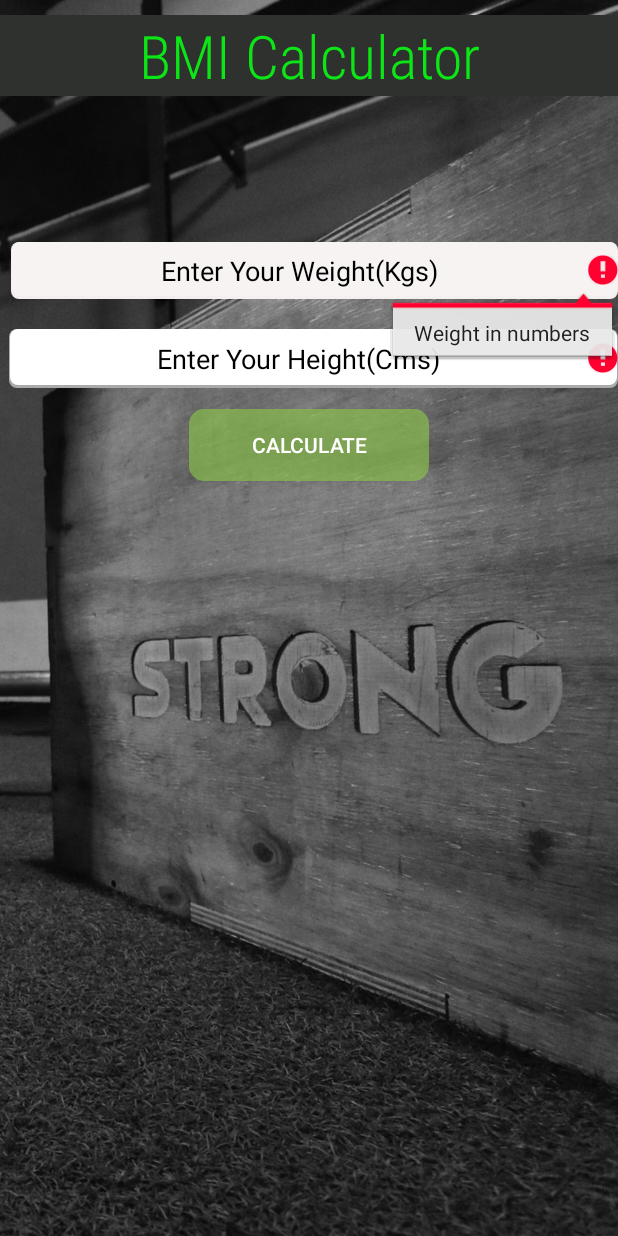
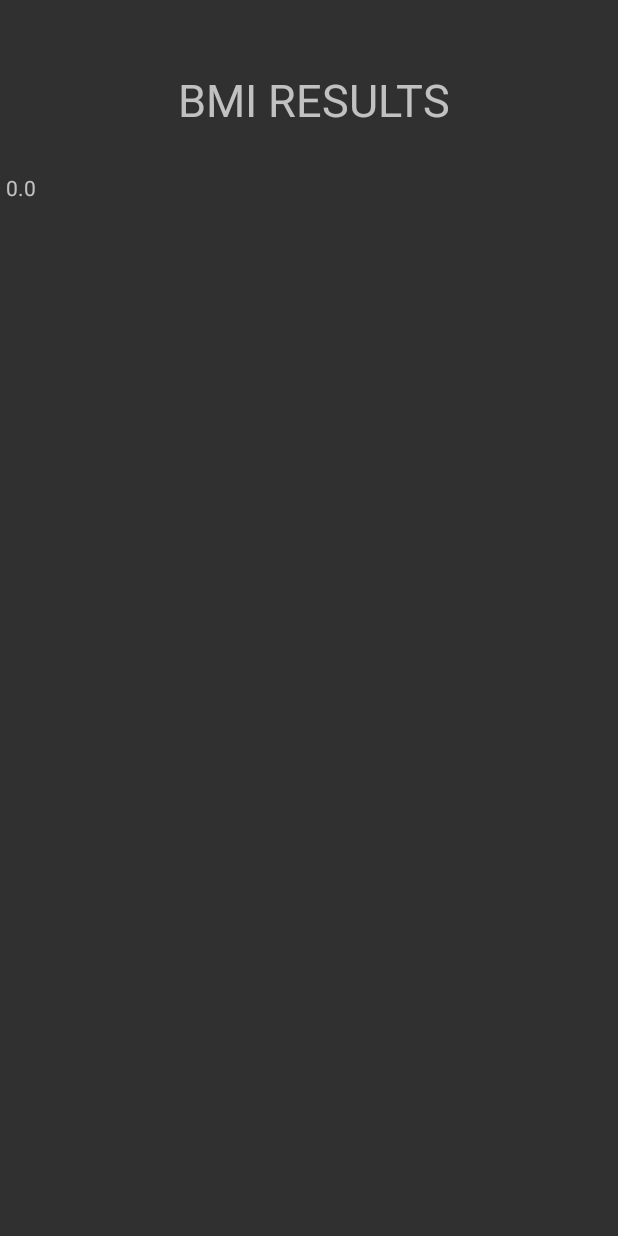
Before and after one commit to surajkamblesk/DailyOneAppChallenge, an Android app: the screen it shows after launch (MainActivity before the commit, ResultsActivity after it), after a tap on "CALCULATE", on a phone screen of 412 x 824 dp. Run offline under Robolectric (Android 15) with nearby library versions, the phone set to English and light mode, and no system bars; our stand-ins replace AdMob; Roboto replaces fonts that are not available here.

Commit message:
added second screen to show the results

```diff
--- a/BMI_Calculator/app/build.gradle
+++ b/BMI_Calculator/app/build.gradle
@@ -27,4 +27,5 @@ dependencies {
     implementation 'com.google.android.gms:play-services-ads:18.3.0'
     androidTestImplementation 'androidx.test.ext:junit:1.1.0'
     androidTestImplementation 'androidx.test.espresso:espresso-core:3.1.1'
+    implementation 'com.jjoe64:graphview:4.2.1'
 }
--- a/BMI_Calculator/app/src/main/AndroidManifest.xml
+++ b/BMI_Calculator/app/src/main/AndroidManifest.xml
@@ -8,9 +8,8 @@
         android:label="@string/app_name"
         android:roundIcon="@mipmap/ic_launcher_round"
         android:supportsRtl="true"
-
-
         android:theme="@style/Theme.AppCompat.NoActionBar">
+        <activity android:name=".ResultsActivity"></activity>
         <activity android:name=".MainActivity">
             <intent-filter>
                 <action android:name="android.intent.action.MAIN" />
@@ -19,11 +18,12 @@
             </intent-filter>
         </activity>
 
-    <meta-data
-        android:name="com.google.android.gms.ads.APPLICATION_ID"
-        android:value="ca-app-pub-6737376953304774~4022872192"/>
+        <meta-data
+            android:name="com.google.android.gms.ads.APPLICATION_ID"
+            android:value="ca-app-pub-6737376953304774~4022872192" />
         <meta-data
             android:name="preloaded_fonts"
             android:resource="@array/preloaded_fonts" />
     </application>
-    </manifest>
+
+</manifest>
--- a/BMI_Calculator/app/src/main/java/com/deepconnect/bmi_calculator/MainActivity.java
+++ b/BMI_Calculator/app/src/main/java/com/deepconnect/bmi_calculator/MainActivity.java
@@ -2,6 +2,7 @@ package com.deepconnect.bmi_calculator;
 
 import androidx.appcompat.app.AppCompatActivity;
 
+import android.content.Intent;
 import android.os.Bundle;
 import android.view.View;
 import android.widget.Button;
@@ -23,6 +24,7 @@ public class MainActivity extends AppCompatActivity {
     Button btn_Calculate;
     TextView result;
     String ans;
+    double bmi;
 
 
     @Override
@@ -36,7 +38,6 @@ public class MainActivity extends AppCompatActivity {
                 CalculateBMI();
             }
         });
-
 
 
         MobileAds.initialize(this, new OnInitializationCompleteListener() {
@@ -69,7 +70,7 @@ public class MainActivity extends AppCompatActivity {
             double cms_height = Double.parseDouble(height) / 100;
             double weight_double = Double.parseDouble(weight);
 
-            double bmi = (weight_double) / (cms_height * cms_height);
+            bmi = (weight_double) / (cms_height * cms_height);
 
 
             if (bmi >= 15 && bmi <= 16) {
@@ -90,7 +91,13 @@ public class MainActivity extends AppCompatActivity {
 
         }
 //        Toast.makeText(MainActivity.this, " " + ans, Toast.LENGTH_SHORT).show();
-        result.setText(ans);
+//        result.setText(ans);
+        Intent intent = new Intent(MainActivity.this, ResultsActivity.class);
+        String str_bmi = Double.toString(bmi);
+        intent.putExtra("bmi_value", str_bmi);
+        Toast.makeText(MainActivity.this, " " + bmi, Toast.LENGTH_SHORT).show();
+        intent.putExtra("Final_answer", ans);
+        startActivity(intent);
 
 
     }
--- /dev/null
+++ b/BMI_Calculator/app/src/main/java/com/deepconnect/bmi_calculator/ResultsActivity.java
@@ -0,0 +1,39 @@
+package com.deepconnect.bmi_calculator;
+
+import androidx.appcompat.app.AppCompatActivity;
+
+import android.os.Bundle;
+import android.widget.TextView;
+import android.widget.Toast;
+
+public class ResultsActivity extends AppCompatActivity {
+    String bmi_value,final_answer;
+    TextView Bmi_tv , FinalAnswer_tv;
+    @Override
+    protected void onCreate(Bundle savedInstanceState) {
+        super.onCreate(savedInstanceState);
+        setContentView(R.layout.activity_results);
+        BindViews();
+        Bundle extras = getIntent().getExtras();
+
+        if (extras != null) {
+           bmi_value = extras.getString("bmi_value");
+          final_answer = extras.getString("Final_answer");
+        }
+        else{
+            Toast.makeText(ResultsActivity.this,"problem with intent bundle",Toast.LENGTH_SHORT).show();
+
+        }
+
+        Bmi_tv.setText(bmi_value);
+        FinalAnswer_tv.setText(final_answer);
+        Toast.makeText(this, " " + bmi_value, Toast.LENGTH_SHORT).show();
+
+    }
+
+    private void BindViews(){
+        Bmi_tv = findViewById(R.id.tv_bmi);
+        FinalAnswer_tv = findViewById(R.id.tv_finalAnswer);
+    }
+
+}
--- a/BMI_Calculator/app/src/main/res/layout/activity_main.xml
+++ b/BMI_Calculator/app/src/main/res/layout/activity_main.xml
@@ -4,7 +4,7 @@
     xmlns:tools="http://schemas.android.com/tools"
     android:layout_width="match_parent"
     android:layout_height="match_parent"
-    android:background="@drawable/pic"
+    android:background="#ecf0f1"
     tools:context=".MainActivity">
 
     <TextView
@@ -19,6 +19,8 @@
         android:textAlignment="center"
         android:textColor="#0DE616"
         android:textSize="40dp" />
+
+
 
     <EditText
         android:id="@+id/ET_weight"
--- /dev/null
+++ b/BMI_Calculator/app/src/main/res/layout/activity_results.xml
@@ -0,0 +1,55 @@
+<?xml version="1.0" encoding="utf-8"?>
+<RelativeLayout xmlns:android="http://schemas.android.com/apk/res/android"
+    xmlns:app="http://schemas.android.com/apk/res-auto"
+    xmlns:tools="http://schemas.android.com/tools"
+    android:layout_width="match_parent"
+    android:layout_height="match_parent"
+    tools:context=".ResultsActivity">
+
+    <TextView
+        android:id="@+id/tv_title"
+        android:layout_width="match_parent"
+        android:layout_height="35dp"
+        android:layout_alignParentStart="true"
+        android:layout_alignParentTop="true"
+        android:layout_alignParentEnd="true"
+        android:layout_centerHorizontal="true"
+        android:layout_marginStart="3dp"
+        android:layout_marginTop="46dp"
+        android:layout_marginEnd="-2dp"
+        android:text="BMI RESULTS"
+        android:textAlignment="center"
+        android:textSize="30dp" />
+
+    <TextView
+        android:id="@+id/tv_bmi"
+        android:layout_width="match_parent"
+        android:layout_height="35dp"
+        android:layout_alignParentStart="true"
+        android:layout_alignParentTop="true"
+        android:layout_alignParentEnd="true"
+        android:layout_centerHorizontal="true"
+        android:layout_marginStart="4dp"
+        android:layout_marginTop="115dp"
+        android:layout_marginEnd="-3dp"
+        android:layout_marginLeft="20dp"
+        android:layout_marginRight="20dp"
+        android:text="BMI RESULTS" />
+
+    <TextView
+        android:id="@+id/tv_finalAnswer"
+        android:layout_width="match_parent"
+        android:layout_height="33dp"
+        android:layout_alignParentStart="true"
+        android:layout_alignParentTop="true"
+        android:layout_alignParentEnd="true"
+        android:layout_centerHorizontal="true"
+        android:layout_marginStart="2dp"
+        android:layout_marginTop="173dp"
+        android:layout_marginEnd="-1dp"
+        android:layout_marginLeft="20dp"
+        android:layout_marginRight="20dp"
+        android:text="BMI RESULTS" />
+
+
+</RelativeLayout>
```
